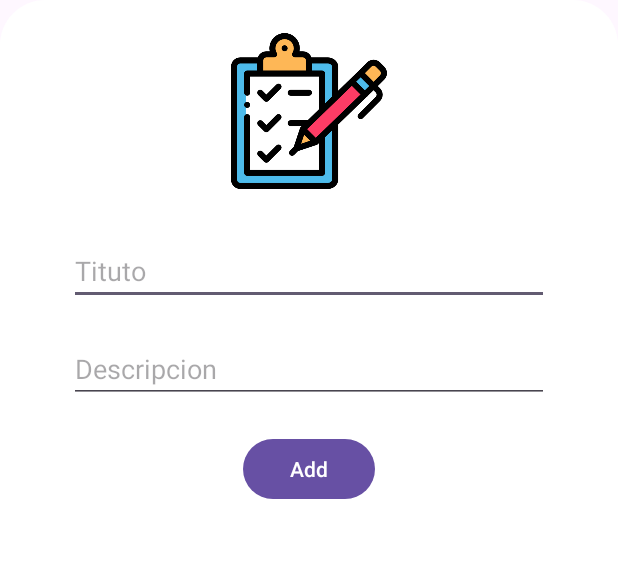
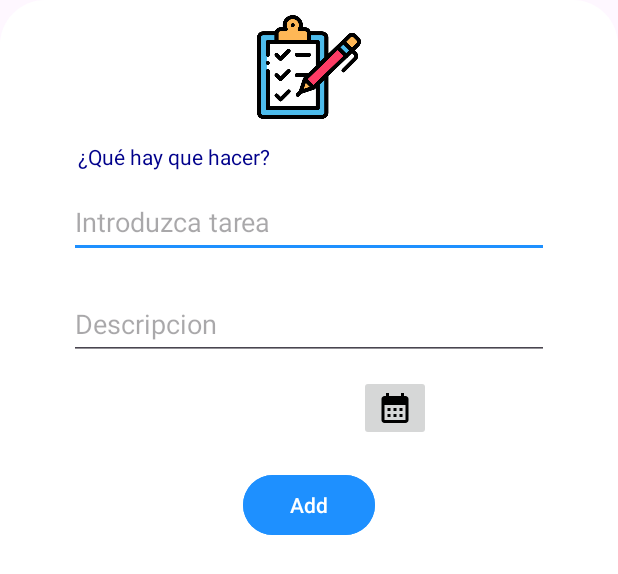
Before and after one commit to dmunozlieb/MunozLiebana_Daniel_practicaPMDM_Persistencia, an Android app: the layout layout_bottomsheet.xml on its own in the app's theme, with its tools: preview values and no code run, on a phone screen of 412 x 824 dp. Shown: the top 574 px of the screen. Run offline under Robolectric (Android 15) with nearby library versions, the phone set to English and light mode, and no system bars.

Commit message:
cambios en el layout del botton sheet

```diff
--- /dev/null
+++ b/app/src/main/res/drawable/baseline_calendar.xml
@@ -0,0 +1,5 @@
+<vector android:height="24dp" android:tint="#000000"
+    android:viewportHeight="24" android:viewportWidth="24"
+    android:width="24dp" xmlns:android="http://schemas.android.com/apk/res/android">
+    <path android:fillColor="@android:color/white" android:pathData="M19,4h-1V2h-2v2H8V2H6v2H5C3.89,4 3.01,4.9 3.01,6L3,20c0,1.1 0.89,2 2,2h14c1.1,0 2,-0.9 2,-2V6C21,4.9 20.1,4 19,4zM19,20H5V10h14V20zM9,14H7v-2h2V14zM13,14h-2v-2h2V14zM17,14h-2v-2h2V14zM9,18H7v-2h2V18zM13,18h-2v-2h2V18zM17,18h-2v-2h2V18z"/>
+</vector>
--- a/app/src/main/res/layout/layout_bottomsheet.xml
+++ b/app/src/main/res/layout/layout_bottomsheet.xml
@@ -5,54 +5,104 @@
     android:layout_height="match_parent"
     xmlns:app="http://schemas.android.com/apk/res-auto"
     android:background="@drawable/dialog_bg"
+    android:paddingBottom="20dp"
     >
 
     <ImageView
         android:id="@+id/imageGestor"
-        android:layout_width="104dp"
-        android:layout_height="128dp"
+        android:layout_width="88dp"
+        android:layout_height="69dp"
         android:scaleType="centerInside"
         android:src="@drawable/portapapeles"
         app:layout_constraintEnd_toEndOf="parent"
         app:layout_constraintStart_toStartOf="parent"
-        app:layout_constraintTop_toTopOf="parent" />
+        app:layout_constraintTop_toTopOf="parent"
+        android:contentDescription="@string/icon_task_image"
+        app:layout_constraintBottom_toTopOf="@+id/txtInfoTarea"
+
+        />
+
+    <TextView
+        android:id="@+id/txtInfoTarea"
+        android:layout_width="wrap_content"
+        android:layout_height="wrap_content"
+        android:layout_marginTop="15dp"
+        android:textColor="@color/DarkBlue"
+        android:text="@string/info_tarea"
+        app:layout_constraintBottom_toTopOf="@+id/etTituloTask"
+        app:layout_constraintEnd_toEndOf="parent"
+        app:layout_constraintStart_toStartOf="parent"
+        app:layout_constraintHorizontal_bias="0.16"
+        app:layout_constraintTop_toBottomOf="@+id/imageGestor"
+
+        />
 
     <EditText
         android:id="@+id/etTituloTask"
         android:layout_width="wrap_content"
         android:layout_height="wrap_content"
-        app:layout_constraintTop_toBottomOf="@+id/imageGestor"
+        android:layout_marginTop="10dp"
+        android:autofillHints="no"
+        android:ems="15"
+        android:hint="Introduzca tarea"
+        android:backgroundTint="@color/DodgerBlue"
+        android:inputType="text"
+        android:minHeight="48dp"
         app:layout_constraintEnd_toEndOf="parent"
         app:layout_constraintStart_toStartOf="parent"
-        android:ems="15"
-        android:layout_marginTop="20dp"
-        android:hint="Tituto"
-        android:inputType="text"
-        />
+        app:layout_constraintTop_toBottomOf="@+id/txtInfoTarea" />
 
 
     <EditText
         android:id="@+id/etDescripcionTask"
         android:layout_width="wrap_content"
         android:layout_height="wrap_content"
-        app:layout_constraintTop_toBottomOf="@+id/etTituloTask"
+        android:layout_marginTop="20dp"
+        android:ems="15"
+        android:hint="@string/descripcion"
+        android:importantForAutofill="no"
+        android:inputType="text"
+        android:minHeight="48dp"
         app:layout_constraintEnd_toEndOf="parent"
         app:layout_constraintStart_toStartOf="parent"
-        android:ems="15"
-        android:layout_marginTop="20dp"
-        android:hint="Descripcion"
-        android:inputType="text"
+        app:layout_constraintTop_toBottomOf="@+id/etTituloTask" />
+
+    <TextView
+        android:id="@+id/txtDate"
+        android:layout_width="wrap_content"
+        android:layout_height="wrap_content"
+        android:text=""
+        app:layout_constraintTop_toBottomOf="@+id/etDescripcionTask"
+        app:layout_constraintStart_toStartOf="parent"
+        app:layout_constraintEnd_toStartOf="@+id/dateButton"
+        android:textSize="20sp"
+        android:layout_marginTop="10dp"
         />
+
+    <ImageButton
+        android:id="@+id/dateButton"
+        android:layout_width="wrap_content"
+        android:layout_height="wrap_content"
+        android:layout_marginTop="10dp"
+        android:contentDescription="@string/get_calendar"
+        android:src="@drawable/baseline_calendar"
+        app:layout_constraintEnd_toEndOf="parent"
+        app:layout_constraintStart_toEndOf="@+id/txtDate"
+        app:layout_constraintTop_toBottomOf="@+id/etDescripcionTask"
+        tools:ignore="TouchTargetSizeCheck" />
 
     <Button
         android:id="@+id/btnAddTask"
+        android:backgroundTint="@color/DodgerBlue"
         android:layout_width="wrap_content"
         android:layout_height="wrap_content"
-        app:layout_constraintTop_toBottomOf="@+id/etDescripcionTask"
+        app:layout_constraintTop_toBottomOf="@+id/txtDate"
         app:layout_constraintEnd_toEndOf="parent"
         app:layout_constraintStart_toStartOf="parent"
-        android:layout_marginTop="20dp"
-        android:text="Add"
+        android:layout_marginTop="35dp"
+        android:text="@string/add"
         />
 
+
+
 </androidx.constraintlayout.widget.ConstraintLayout>
--- a/app/src/main/res/values/strings.xml
+++ b/app/src/main/res/values/strings.xml
@@ -5,4 +5,10 @@
     <string name="delete_todo">delete todo</string>
     <string name="add_todo">add todo</string>
     <string name="remove_todo">remove todo\n</string>
+    <string name="descripcion">Descripcion</string>
+    <string name="tituto">Tituto</string>
+    <string name="get_calendar">Get Calendar</string>
+    <string name="add">Add</string>
+    <string name="icon_task_image">Icon Task Image</string>
+    <string name="info_tarea">¿Qué hay que hacer?</string>
 </resources>
```
Also changed, not shown: app/src/main/java/com/practica/munozliebana_daniel_practicapmdm_persistencia/view/TodoFragment.kt (+33 -9 lines), app/src/main/java/com/practica/munozliebana_daniel_practicapmdm_persistencia/viewmodel/TaskViewModel.kt (+5 -10 lines).
